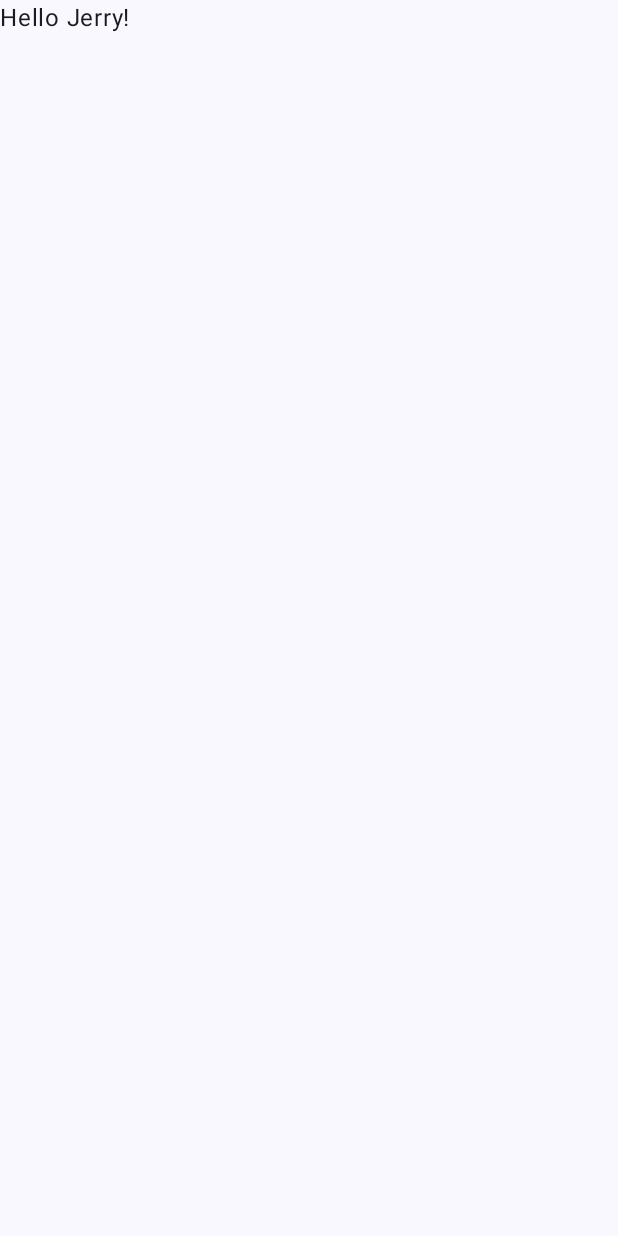
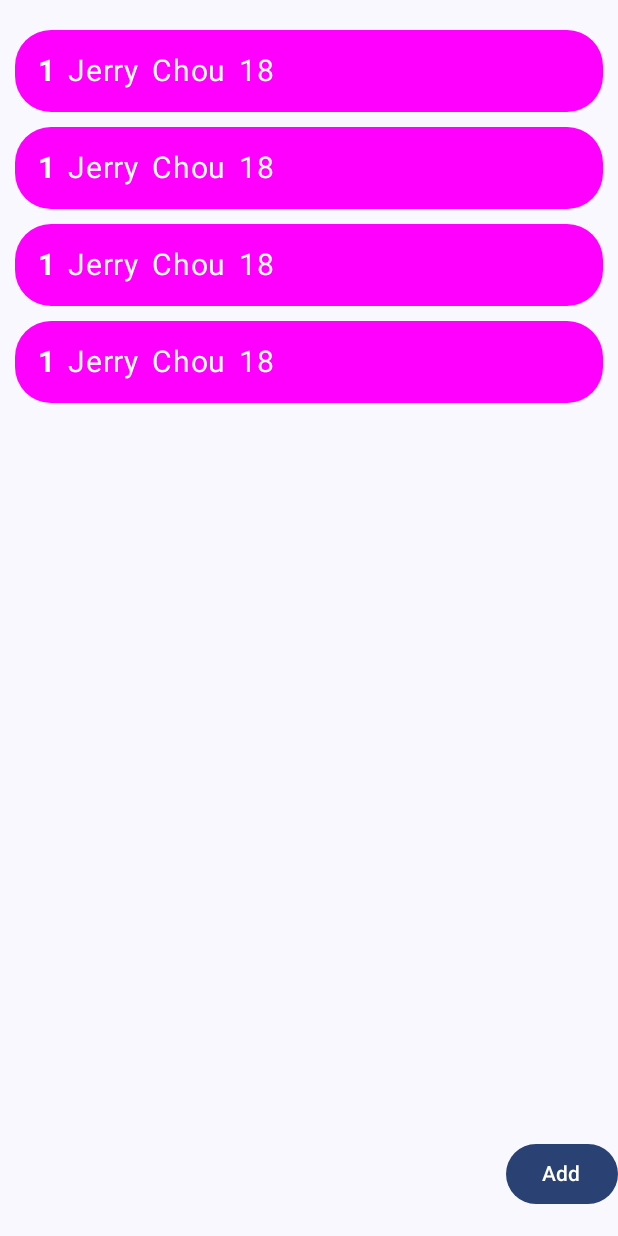
Before and after one commit to jerry0chou/AndroidSamples, an Android app built with Jetpack Compose: the screen it shows after launch (MainActivity), on a phone screen of 412 x 824 dp. Before the commit the screen is almost empty. Run offline under Robolectric (Android 15) with nearby library versions, the phone set to English and light mode, and no system bars; our stand-ins replace Room's generated code.

Commit message:
add Router

```diff
--- a/RoomOperation/app/src/main/java/com/example/roomoperation/MainActivity.kt
+++ b/RoomOperation/app/src/main/java/com/example/roomoperation/MainActivity.kt
@@ -6,10 +6,8 @@ import androidx.activity.compose.setContent
 import androidx.compose.foundation.layout.fillMaxSize
 import androidx.compose.material3.MaterialTheme
 import androidx.compose.material3.Surface
-import androidx.compose.material3.Text
-import androidx.compose.runtime.Composable
 import androidx.compose.ui.Modifier
-import androidx.compose.ui.tooling.preview.Preview
+import com.example.roomoperation.compose.Router
 import com.example.roomoperation.ui.theme.RoomOperationTheme
 
 class MainActivity : ComponentActivity() {
@@ -22,25 +20,9 @@ class MainActivity : ComponentActivity() {
                     modifier = Modifier.fillMaxSize(),
                     color = MaterialTheme.colorScheme.background
                 ) {
-                    Greeting("Jerry")
+                    Router()
                 }
             }
         }
     }
 }
-
-@Composable
-fun Greeting(name: String, modifier: Modifier = Modifier) {
-    Text(
-        text = "Hello $name!",
-        modifier = modifier
-    )
-}
-
-@Preview(showBackground = true)
-@Composable
-fun GreetingPreview() {
-    RoomOperationTheme {
-        Greeting("Jerry")
-    }
-}
--- a/RoomOperation/app/src/main/java/com/example/roomoperation/compose/ListContainer.kt
+++ b/RoomOperation/app/src/main/java/com/example/roomoperation/compose/ListContainer.kt
@@ -26,6 +26,7 @@ import androidx.compose.ui.text.font.FontWeight
 import androidx.compose.ui.tooling.preview.Preview
 import androidx.compose.ui.unit.dp
 import androidx.compose.ui.unit.sp
+import androidx.navigation.NavController
 import com.example.roomoperation.data.User
 
 const val TAG = "ROOM"
@@ -53,9 +54,8 @@ fun ListItem(user: User) {
     }
 }
 
-@Preview(showSystemUi = true, showBackground = true)
 @Composable
-fun ListScreen() {
+fun ListScreen(navController: NavController) {
     val userList = listOf(
         User(1, "Jerry", "Chou", 18),
         User(1, "Jerry", "Chou", 18),
@@ -71,7 +71,7 @@ fun ListScreen() {
         }
 
         Row(modifier = Modifier.weight(0.1f).fillMaxWidth(), horizontalArrangement = Arrangement.End, verticalAlignment = Alignment.CenterVertically) {
-            Button(onClick = { Log.d(TAG, "ListScreen: add") }) {
+            Button(onClick = { Log.d(TAG, "ListScreen: add"); navController.navigate(Screen.InputView.route) }) {
                 Text(text = "Add")
             }
         }
--- /dev/null
+++ b/RoomOperation/app/src/main/java/com/example/roomoperation/compose/Router.kt
@@ -0,0 +1,27 @@
+package com.example.roomoperation.compose
+
+import androidx.compose.runtime.Composable
+import androidx.compose.ui.tooling.preview.Preview
+import androidx.navigation.compose.NavHost
+import androidx.navigation.compose.composable
+import androidx.navigation.compose.rememberNavController
+
+
+sealed class Screen(val route: String) {
+    object ListView : Screen("List")
+    object InputView : Screen("Input")
+}
+
+@Preview(showSystemUi = true, showBackground = true)
+@Composable
+fun Router(){
+    val navController = rememberNavController()
+    NavHost(navController = navController, startDestination = Screen.ListView.route) {
+        composable(Screen.ListView.route) {
+            ListScreen(navController)
+        }
+        composable(Screen.InputView.route) {
+            InputScreen(navController)
+        }
+    }
+}
```
Also changed, not shown: RoomOperation/app/src/main/java/com/example/roomoperation/compose/InputContainer.kt (+3 -4 lines).
